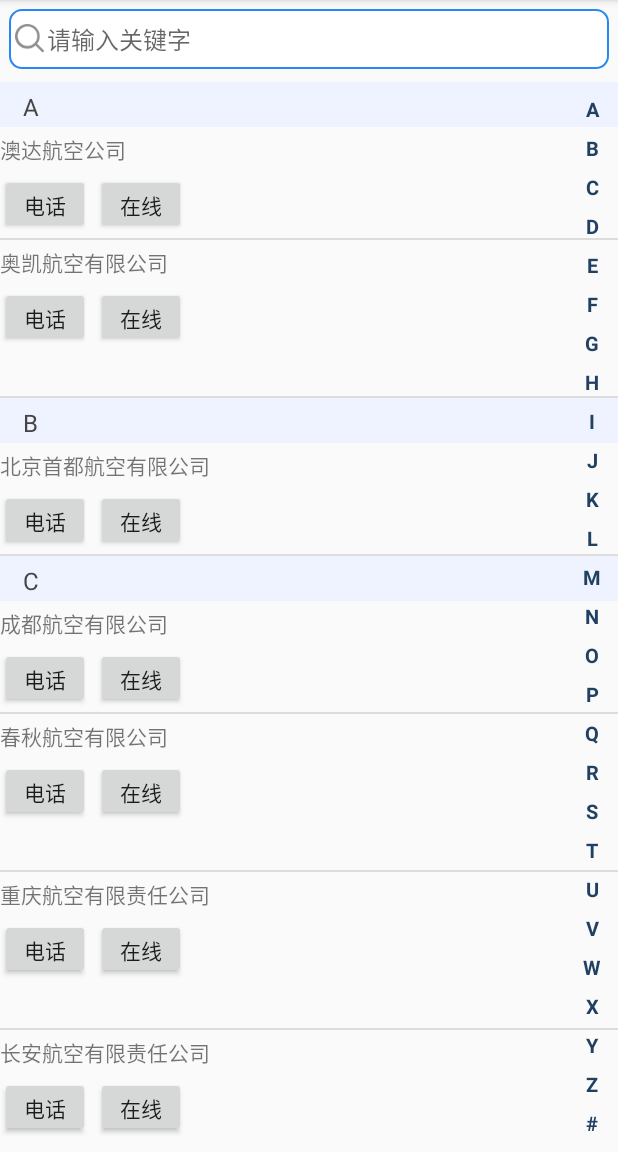
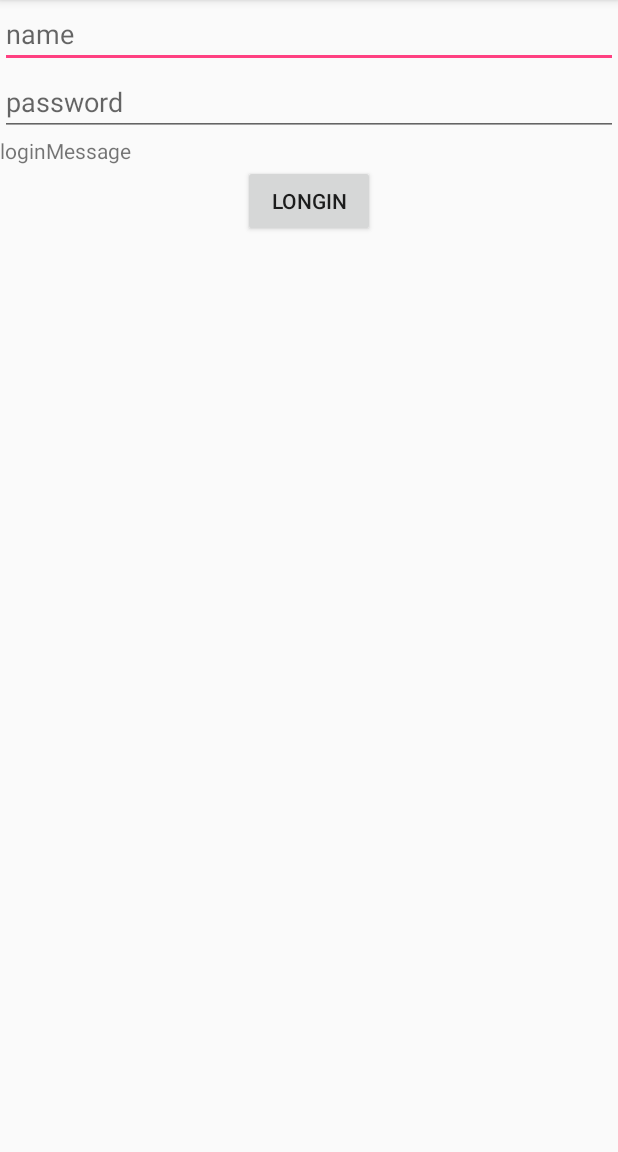
Before and after one commit to ZmjDns/mymvctest, an Android app: the screen it shows after launch (SortDataAct before the commit, LoginAct after it), after a tap on "电话", on a phone screen of 412 x 824 dp, the part 84-1236 px from its top. Run offline under Robolectric (Android 15) with nearby library versions, the phone set to English and light mode, and no system bars; libraries missing offline, so code that uses them is left out: com.zhy.http; 3 statements that could not run were skipped; 1 other tap on this screen came first.

Commit message:
简单的实现MVP模式

```diff
--- a/app/src/main/AndroidManifest.xml
+++ b/app/src/main/AndroidManifest.xml
@@ -23,7 +23,8 @@
         </activity>
         <activity android:name=".view.MyMainActivity" />
         <activity android:name=".view.activity.TestOkhttpAct" />
-        <activity android:name=".MainActivity"/><!--.MainActivity-->
+        <activity android:name=".MainActivity" /> <!-- .MainActivity -->
+        <activity android:name=".view.activity.LoginAct"></activity>
     </application>
 
 </manifest>
--- a/app/src/main/java/com/zmj/mvc/example/MyApplication.java
+++ b/app/src/main/java/com/zmj/mvc/example/MyApplication.java
@@ -14,6 +14,7 @@
  * @date 2018/10/11
  */
 public class MyApplication extends Application {
+    OkHttpUtils okHttpUtils;
 
     @Override
     public void onCreate() {
@@ -24,6 +25,6 @@
                 .readTimeout(10000L,TimeUnit.MILLISECONDS)
                 .build();
 
-        OkHttpUtils.initClient(okHttpClient);
+        okHttpUtils = OkHttpUtils.initClient(okHttpClient);
     }
 }
--- /dev/null
+++ b/app/src/main/java/com/zmj/mvc/example/model/HttpCallbackListener.java
@@ -0,0 +1,12 @@
+package com.zmj.mvc.example.model;
+
+/**
+ * @author Zmj
+ * @date 2018/10/30
+ */
+public interface HttpCallbackListener {
+
+    void onfinish(String response);
+
+    void onError(Exception e);
+}
--- /dev/null
+++ b/app/src/main/java/com/zmj/mvc/example/model/LoginModel.java
@@ -0,0 +1,65 @@
+package com.zmj.mvc.example.model;
+
+import android.util.Log;
+
+import com.zhy.http.okhttp.OkHttpUtils;
+import com.zhy.http.okhttp.callback.StringCallback;
+
+import org.json.JSONObject;
+
+import okhttp3.Call;
+import okhttp3.OkHttpClient;
+
+/**
+ * @author Zmj
+ * @date 2018/10/30
+ */
+public class LoginModel {
+    private String responseDataJson;
+    private String url = "http://222.198.38.53:3000/api/users";
+
+    public void login(final String loginName, final String password, final HttpCallbackListener listener){
+        new Thread(new Runnable() {
+            @Override
+            public void run() {
+                try {
+                    OkHttpUtils
+                            .post()
+                            .url(url)
+                            .addParams("loginUser",loginName)
+                            .addParams("password",password)
+                            .build()
+                            .execute(new StringCallback() {
+                                @Override
+                                public void onError(Call call, Exception e, int id) {
+                                    if (listener != null){
+                                        listener.onError(e);
+                                    }
+                                }
+
+                                @Override
+                                public void onResponse(String response, int id) {
+                                    if (listener != null){
+                                        listener.onfinish(response);
+                                    }
+                                }
+                            });
+                }catch (Exception e){
+                    e.printStackTrace();
+                }
+            }
+        }).start();
+    }
+
+    private String parseJSONWithJSONObj(String jsonData){
+        String loginMark = "";
+        try {
+            Log.d("RESPONSE", "parseJSONWithJSONObj: " + jsonData);
+            JSONObject jsonObject = new JSONObject(jsonData);
+            loginMark = jsonObject.getString("loginMark");
+        }catch (Exception e){
+            e.printStackTrace();
+        }
+        return loginMark;
+    }
+}
--- /dev/null
+++ b/app/src/main/java/com/zmj/mvc/example/presenter/LoginPresenter.java
@@ -0,0 +1,23 @@
+package com.zmj.mvc.example.presenter;
+
+import com.zmj.mvc.example.model.HttpCallbackListener;
+import com.zmj.mvc.example.model.LoginModel;
+import com.zmj.mvc.example.view.viewinterface.LoginUser;
+
+/**
+ * @author Zmj
+ * @date 2018/10/30
+ */
+public class LoginPresenter {
+    private LoginUser loginUser;
+    private LoginModel loginModel;
+
+    public LoginPresenter(LoginUser loginUser) {
+        this.loginUser = loginUser;
+        this.loginModel = new LoginModel();
+    }
+
+    public void login(HttpCallbackListener listener){
+        loginModel.login(loginUser.getLoginName(),loginUser.getPassword(),listener);
+    }
+}
--- a/app/src/main/java/com/zmj/mvc/example/uiadapter/SortItemAdapter.java
+++ b/app/src/main/java/com/zmj/mvc/example/uiadapter/SortItemAdapter.java
@@ -81,6 +81,7 @@
         return position;
     }
 
+    //获取Item的布局和设置监听的位置
     @Override
     public View getView(final int position, View view, ViewGroup parent) {
         ViewHolder viewHolder = null;
@@ -95,7 +96,7 @@
             viewHolder.btn_online = view.findViewById(R.id.btn_online);
 
             //给每一个item添加点击监听
-            //监听不能写在这里面，这里的代码只有view第一次创建的时候才会走，之后就不再走次代码，
+            //监听不能写在这里面，这里的代码只有view第一次创建的时候才会走，之后就不再走此代码，
             // 所以点击Item的时候就会拿不到对应的Item的数据
             //因此将点击回调监听写在view创建过程之外
             /*viewHolder.btn_phone.setOnClickListener(new View.OnClickListener() {
--- /dev/null
+++ b/app/src/main/java/com/zmj/mvc/example/view/activity/LoginAct.java
@@ -0,0 +1,86 @@
+package com.zmj.mvc.example.view.activity;
+
+import android.os.Handler;
+import android.os.Message;
+import android.support.v7.app.AppCompatActivity;
+import android.os.Bundle;
+import android.view.View;
+import android.widget.Button;
+import android.widget.EditText;
+import android.widget.TextView;
+import android.widget.Toast;
+
+import com.zmj.mvc.example.R;
+import com.zmj.mvc.example.model.HttpCallbackListener;
+import com.zmj.mvc.example.presenter.LoginPresenter;
+import com.zmj.mvc.example.view.viewinterface.LoginUser;
+
+public class LoginAct extends AppCompatActivity implements LoginUser{
+
+    private Button login;
+    private EditText name;
+    private EditText password;
+    private LoginPresenter loginPresenter;
+    private TextView loginMessage;
+
+    Handler mHandler = new Handler(){
+        @Override
+        public void handleMessage(Message msg) {
+            super.handleMessage(msg);
+            if ("success".equals(msg.obj.toString())){
+                Toast.makeText(LoginAct.this,"cuccess",Toast.LENGTH_LONG).show();
+            }else {
+                loginMessage.setText("filed:" + msg.obj.toString());
+            }
+        }
+    };
+
+    @Override
+    protected void onCreate(Bundle savedInstanceState) {
+        super.onCreate(savedInstanceState);
+        setContentView(R.layout.activity_login);
+        initView();
+    }
+
+    private void initView(){
+        login = findViewById(R.id.btn_login);
+        name = findViewById(R.id.et_name);
+        password = findViewById(R.id.et_password);
+        loginMessage = findViewById(R.id.tv_loginMessage);
+        loginPresenter = new LoginPresenter(this);
+
+        login.setOnClickListener(new View.OnClickListener() {
+            @Override
+            public void onClick(View v) {
+                loginPresenter.login(new HttpCallbackListener() {
+                    @Override
+                    public void onfinish(String response) {
+                        Message message = new Message();
+                        message.obj = response;
+                        mHandler.sendMessage(message);
+                    }
+
+                    @Override
+                    public void onError(Exception e) {
+//                        e.printStackTrace();
+                        Message message = new Message();
+                        message.obj = e.toString();
+                        mHandler.sendMessage(message);
+                    }
+                });
+            }
+        });
+    }
+
+
+
+    @Override
+    public String getLoginName() {
+        return name.getText().toString().trim();
+    }
+
+    @Override
+    public String getPassword() {
+        return password.getText().toString().trim();
+    }
+}
--- a/app/src/main/java/com/zmj/mvc/example/view/activity/SortDataAct.java
+++ b/app/src/main/java/com/zmj/mvc/example/view/activity/SortDataAct.java
@@ -1,5 +1,6 @@
 package com.zmj.mvc.example.view.activity;
 
+import android.content.Intent;
 import android.support.v7.app.AppCompatActivity;
 import android.os.Bundle;
 import android.text.Editable;
@@ -147,6 +148,7 @@
             @Override
             public void onTelephoneClick(GroupMemberBean bean) {
                 Log.d("LISTENER", "onTelephoneClick: LISTENER" + bean.getName() + bean.getPhoneNumber());
+                startActivity( new Intent(SortDataAct.this,LoginAct.class));
             }
         });
 
@@ -154,6 +156,7 @@
             @Override
             public void onLineCLickListener(GroupMemberBean bean) {
                 Log.d("ONLINELISTENER", "onLineCLickListener: " + bean.getName() + bean.getPhoneNumber());
+                startActivity( new Intent(SortDataAct.this,LoginAct.class));
             }
         });
 
--- /dev/null
+++ b/app/src/main/java/com/zmj/mvc/example/view/viewinterface/LoginUser.java
@@ -0,0 +1,12 @@
+package com.zmj.mvc.example.view.viewinterface;
+
+/**
+ * @author Zmj
+ * @date 2018/10/30
+ */
+public interface LoginUser {
+
+    String getLoginName();
+
+    String getPassword();
+}
--- /dev/null
+++ b/app/src/main/res/layout/activity_login.xml
@@ -0,0 +1,36 @@
+<?xml version="1.0" encoding="utf-8"?>
+<LinearLayout
+    xmlns:android="http://schemas.android.com/apk/res/android"
+    xmlns:app="http://schemas.android.com/apk/res-auto"
+    xmlns:tools="http://schemas.android.com/tools"
+    android:layout_width="match_parent"
+    android:layout_height="match_parent"
+    android:orientation="vertical"
+    tools:context=".view.activity.LoginAct">
+
+    <EditText
+        android:id="@+id/et_name"
+        android:layout_width="match_parent"
+        android:layout_height="wrap_content"
+        android:hint="name"/>
+
+    <EditText
+        android:id="@+id/et_password"
+        android:layout_width="match_parent"
+        android:layout_height="wrap_content"
+        android:hint="password"/>
+
+    <TextView
+        android:id="@+id/tv_loginMessage"
+        android:layout_width="match_parent"
+        android:layout_height="wrap_content"
+        android:text="loginMessage"/>
+
+    <Button
+        android:id="@+id/btn_login"
+        android:layout_width="wrap_content"
+        android:layout_height="wrap_content"
+        android:layout_gravity="center"
+        android:text="longin"/>
+
+</LinearLayout>
```
